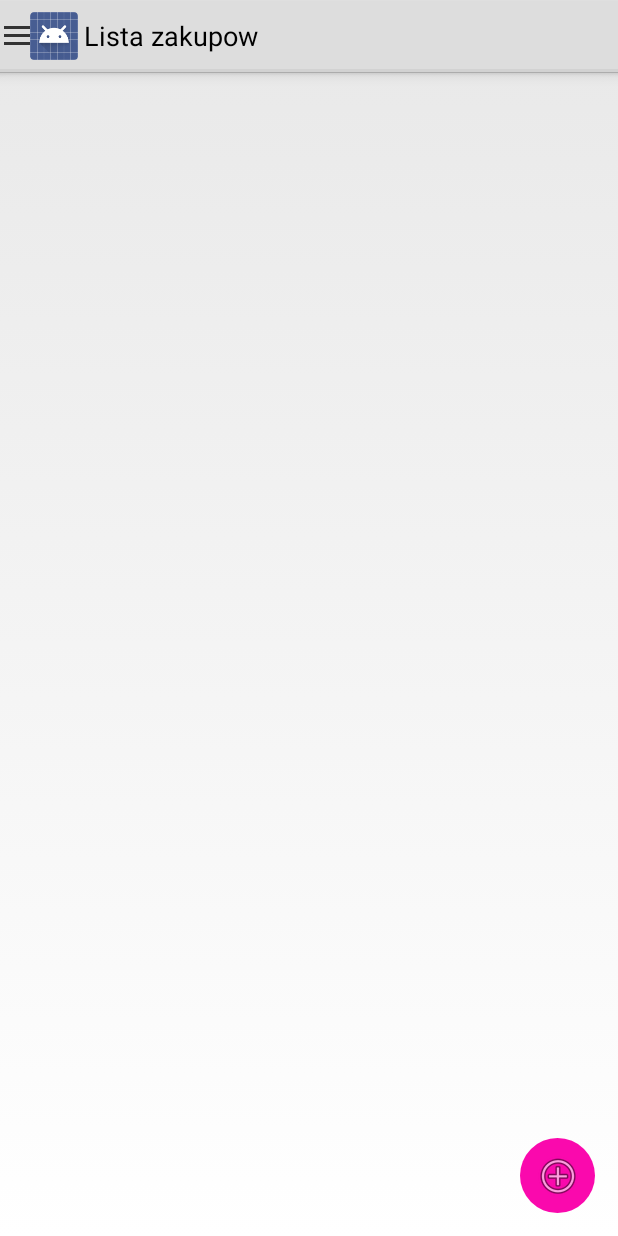
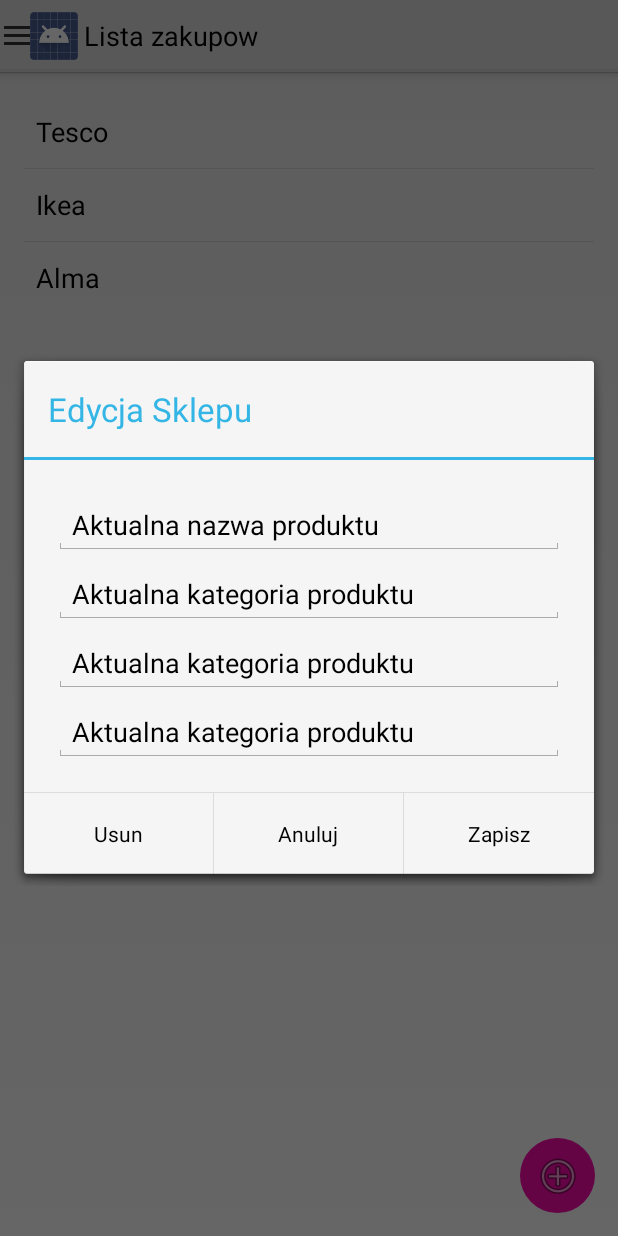
Before and after one commit to baratowl/ListaZakupow, an Android app: the ListaSklepow screen opened directly, with no data from a screen before it, after a tap on "Alma", on a phone screen of 412 x 824 dp. Run offline under Robolectric (Android 15) with nearby library versions, the phone set to English and light mode, and no system bars; 2 other taps on this screen came first.

Commit message:
after work with dialogboxes

```diff
--- a/app/src/main/java/com/agh/pum/listazakupow/ListaSklepow.java
+++ b/app/src/main/java/com/agh/pum/listazakupow/ListaSklepow.java
@@ -65,7 +65,8 @@ public class ListaSklepow extends BaseActivity {
             public void onItemClick(AdapterView<?> parent, final View view,
                                     int position, long id) {
                 final String item = (String) parent.getItemAtPosition(position);
-                view.animate().setDuration(2000).alpha(0)
+                showCustomDialogEdytujSklep(item);
+                /*view.animate().setDuration(2000).alpha(0)
                         .withEndAction(new Runnable() {
                             @Override
                             public void run() {
@@ -73,7 +74,7 @@ public class ListaSklepow extends BaseActivity {
                                 adapter.notifyDataSetChanged();
                                 view.setAlpha(1);
                             }
-                        });
+                        });*/
             }
 
         });
@@ -107,13 +108,13 @@ public class ListaSklepow extends BaseActivity {
         final View dialogView = inflater.inflate(R.layout.activity_dodaj_sklep_dialog, null);
         dialogBuilder.setView(dialogView);
 
-        final EditText edt = (EditText) dialogView.findViewById(R.id.nazwaProduktuNowyProdukt);
+        final EditText edt = (EditText) dialogView.findViewById(R.id.nazwaSklepuNowySklep);
 
         dialogBuilder.setTitle("Dodawanie Sklepu do Listy");
         // dialogBuilder.setMessage("Enter text below");
-        dialogBuilder.setPositiveButton("Dodaj", new DialogInterface.OnClickListener() {
+        dialogBuilder.setPositiveButton("Mapa", new DialogInterface.OnClickListener() {
             public void onClick(DialogInterface dialog, int whichButton) {
-                //do something with edt.getText().toString();
+                //show map   //do something with edt.getText().toString();
             }
         });
         dialogBuilder.setNegativeButton("Anuluj", new DialogInterface.OnClickListener() {
@@ -121,7 +122,51 @@ public class ListaSklepow extends BaseActivity {
                 dialog.cancel();
             }
         });
+        dialogBuilder.setNeutralButton("Dodaj", new DialogInterface.OnClickListener() {
+            public void onClick(DialogInterface dialog, int whichButton) {
+
+            }
+        });
         AlertDialog b = dialogBuilder.create();
         b.show();
     }
+
+    void showCustomDialogEdytujSklep(String sklepID){
+        AlertDialog.Builder dialogBuilder = new AlertDialog.Builder(this);
+        LayoutInflater inflater = this.getLayoutInflater();
+        final View dialogView = inflater.inflate(R.layout.activity_dodaj_sklep_dialog, null);
+        dialogBuilder.setView(dialogView);
+
+        final EditText edtEdytujNazwaSklep = (EditText) dialogView.findViewById(R.id.nazwaSklepuNowySklep);
+        edtEdytujNazwaSklep.setText("Aktualna nazwa produktu");
+
+        final EditText edtEdytujKategoriaSklep = (EditText) dialogView.findViewById(R.id.nazwaKategoriiNowySklep);
+        edtEdytujKategoriaSklep.setText("Aktualna kategoria produktu");
+
+        final EditText edtEdytujLanSklep = (EditText) dialogView.findViewById(R.id.lanSklep);
+        edtEdytujLanSklep.setText("Aktualna kategoria produktu");
+
+        final EditText edtEdytujLatSklep = (EditText) dialogView.findViewById(R.id.latSklep);
+        edtEdytujLatSklep.setText("Aktualna kategoria produktu");
+        dialogBuilder.setTitle("Edycja Sklepu");
+        // dialogBuilder.setMessage("Enter text below");
+        dialogBuilder.setPositiveButton("Zapisz", new DialogInterface.OnClickListener() {
+            public void onClick(DialogInterface dialog, int whichButton) {
+                //do something with edt.getText().toString();
+            }
+        });
+        dialogBuilder.setNegativeButton("Usun", new DialogInterface.OnClickListener() {
+            public void onClick(DialogInterface dialog, int whichButton) {
+                dialog.cancel();
+            }
+        });
+
+        dialogBuilder.setNeutralButton("Anuluj", new DialogInterface.OnClickListener() {
+            public void onClick(DialogInterface dialog, int whichButton) {
+                dialog.cancel();
+            }});
+        AlertDialog b = dialogBuilder.create();
+        b.show();
+    }
+
 }
--- a/app/src/main/res/layout/activity_dodaj_sklep_dialog.xml
+++ b/app/src/main/res/layout/activity_dodaj_sklep_dialog.xml
@@ -10,10 +10,10 @@
     tools:context="com.agh.pum.listazakupow.DodajSklepDialog">
 
     <EditText
-        android:id="@+id/nazwaProduktuNowyProdukt"
+        android:id="@+id/nazwaSklepuNowySklep"
         android:layout_width="match_parent"
         android:layout_height="wrap_content"
-        android:layout_marginTop="16dp"
+        android:layout_marginTop="8dp"
         android:layout_marginLeft="4dp"
         android:layout_marginRight="4dp"
         android:layout_marginBottom="4dp"
@@ -23,12 +23,41 @@
         android:id="@+id/nazwaKategoriiNowySklep"
         android:layout_width="match_parent"
         android:layout_height="wrap_content"
-        android:layout_marginTop="62dp"
+        android:layout_marginTop="54dp"
         android:layout_marginLeft="4dp"
         android:layout_marginRight="4dp"
         android:layout_marginBottom="4dp"
         android:hint="@string/set_category_name" />
-<!--
+
+    <RelativeLayout
+        android:layout_width="wrap_content"
+        android:layout_height="wrap_content">
+
+        <EditText
+            android:id="@+id/lanSklep"
+            android:layout_width="match_parent"
+            android:layout_height="wrap_content"
+            android:layout_marginTop="100dp"
+            android:layout_marginLeft="4dp"
+            android:layout_marginRight="4dp"
+            android:layout_marginBottom="4dp"
+            android:hint="lan" />
+
+        <EditText
+            android:id="@+id/latSklep"
+            android:layout_width="match_parent"
+            android:layout_height="wrap_content"
+            android:layout_marginTop="146dp"
+            android:layout_marginLeft="4dp"
+            android:layout_marginRight="4dp"
+            android:layout_marginBottom="4dp"
+            android:hint="lat" />
+
+
+
+    </RelativeLayout>
+
+    <!--
     <Button
         android:layout_width="wrap_content"
         android:layout_height="wrap_content"
@@ -45,5 +74,4 @@
         android:layout_below="@+id/nazwaKategoriiNowySklep"
         android:layout_alignEnd="@+id/nazwaKategoriiNowySklep" />
 -->
-
 </RelativeLayout>
--- a/app/src/main/res/values/strings.xml
+++ b/app/src/main/res/values/strings.xml
@@ -12,4 +12,7 @@
     <string name="title_activity_base">BaseActivity</string>
     <string name="open_drawer">Drawer Open</string>
     <string name="close_drawer">Drawer Close</string>
+    <string name="set_szerokosc">Podaj dlugosc geograficzna</string>
+    <string name="set_dlugosc">Podaj szerokosc geograficzna</string>
+
 </resources>
```
Also changed, not shown: app/src/main/java/com/agh/pum/listazakupow/ListaZakupow.java (+41 -1 lines).
